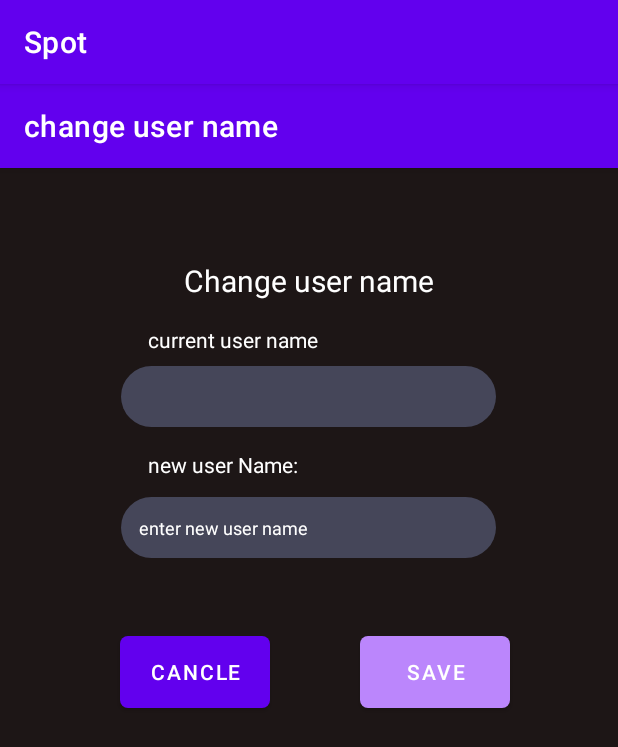
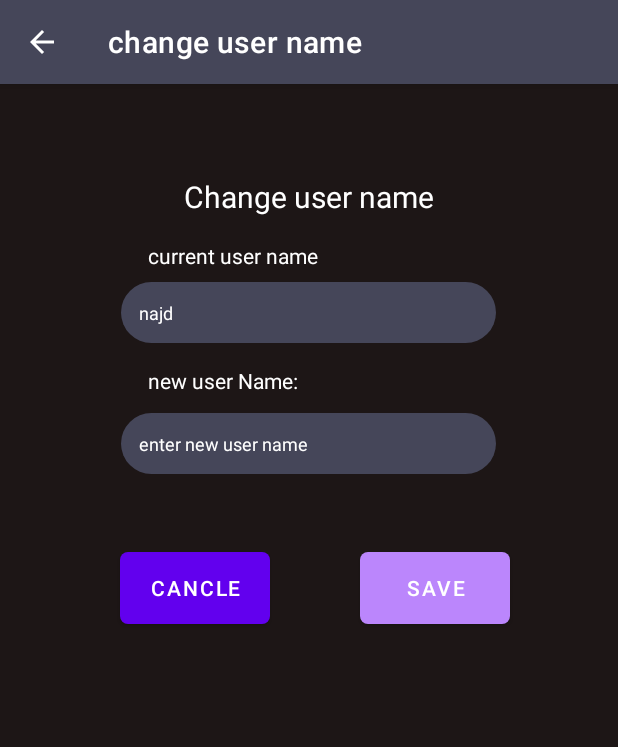
Before and after one commit to plateauh/SpotV2, an Android app: the ChangeUsernameActivity screen opened directly, with no data from a screen before it, on a phone screen of 412 x 824 dp. Shown: the top 747 px of the screen. Run offline under Robolectric (Android 15) with nearby library versions, the phone set to English and light mode, and no system bars.

Commit message:
bug fixes

```diff
--- a/app/src/main/java/com/example/spotv2/ChangeUsernameActivity.java
+++ b/app/src/main/java/com/example/spotv2/ChangeUsernameActivity.java
@@ -6,10 +6,13 @@ import android.os.Bundle;
 import com.google.android.material.floatingactionbutton.FloatingActionButton;
 import com.google.android.material.snackbar.Snackbar;
 
+import androidx.annotation.NonNull;
+import androidx.appcompat.app.ActionBar;
 import androidx.appcompat.app.AlertDialog;
 import androidx.appcompat.app.AppCompatActivity;
 import androidx.appcompat.widget.Toolbar;
 
+import android.view.MenuItem;
 import android.view.View;
 import android.widget.Button;
 import android.widget.EditText;
@@ -32,6 +35,8 @@ public class ChangeUsernameActivity extends AppCompatActivity {
         setContentView(R.layout.activity_change_username);
         Toolbar toolbar = findViewById(R.id.toolbar);
         setSupportActionBar(toolbar);
+        ActionBar actionBar = getSupportActionBar();
+        actionBar.setDisplayHomeAsUpEnabled(true);
 
         username = findViewById(R.id.Username);
         newUsername = findViewById(R.id.newUsername);
@@ -39,6 +44,7 @@ public class ChangeUsernameActivity extends AppCompatActivity {
         changeUsernameButton = findViewById(R.id.changeUsernameButton);
         DB = new database(this);
 
+        username.setText("najd");
         DialogsBuilder();
 
         changeUsernameButton.setOnClickListener(new View.OnClickListener() {
@@ -107,4 +113,14 @@ public class ChangeUsernameActivity extends AppCompatActivity {
 
     }
 
+    @Override
+    public boolean onOptionsItemSelected(@NonNull MenuItem item) {
+        switch (item.getItemId()) {
+            case android.R.id.home:
+                this.finish();
+                return true;
+        }
+        return super.onOptionsItemSelected(item);
+    }
+
 }
--- a/app/src/main/java/com/example/spotv2/database.java
+++ b/app/src/main/java/com/example/spotv2/database.java
@@ -275,4 +275,5 @@ public class database extends SQLiteOpenHelper {
 
 
 
+
 }
--- a/app/src/main/res/layout/activity_change_password.xml
+++ b/app/src/main/res/layout/activity_change_password.xml
@@ -17,7 +17,7 @@
             android:id="@+id/toolbar"
             android:layout_width="match_parent"
             android:layout_height="?attr/actionBarSize"
-            android:background="?attr/colorPrimary"
+            android:background="@color/purple_app_bar"
             app:popupTheme="@style/Theme.Spot.PopupOverlay" />
 
     </com.google.android.material.appbar.AppBarLayout>
--- a/app/src/main/res/layout/activity_change_username.xml
+++ b/app/src/main/res/layout/activity_change_username.xml
@@ -17,7 +17,7 @@
             app:title="@string/changeUserName"
             android:layout_width="match_parent"
             android:layout_height="?attr/actionBarSize"
-            android:background="?attr/colorPrimary"
+            android:background="@color/purple_app_bar"
             app:popupTheme="@style/Theme.Spot.PopupOverlay" />
 
     </com.google.android.material.appbar.AppBarLayout>
--- a/app/src/main/res/layout/activity_settings.xml
+++ b/app/src/main/res/layout/activity_settings.xml
@@ -18,7 +18,7 @@
             app:title="Settings"
             android:layout_width="match_parent"
             android:layout_height="?attr/actionBarSize"
-            android:background="?attr/colorPrimary"
+            android:background="@color/purple_app_bar"
             app:popupTheme="@style/Theme.Spot.PopupOverlay" />
 
     </com.google.android.material.appbar.AppBarLayout>
--- a/app/src/main/res/values/themes.xml
+++ b/app/src/main/res/values/themes.xml
@@ -10,9 +10,15 @@
         <item name="colorSecondaryVariant">@color/teal_700</item>
         <item name="colorOnSecondary">@color/black</item>
         <!-- Status bar color. -->
-        <item name="android:statusBarColor" tools:targetApi="l">?attr/colorPrimaryVariant</item>
+        <item name="android:statusBarColor" tools:targetApi="l">@color/purple_app_bar</item>
         <!-- Customize your theme here. -->
     </style>
+
+    <style name="Theme.Spot.NoActionBar">
+        <item name="windowActionBar">false</item>
+        <item name="windowNoTitle">true</item>
+    </style>
+
     <style name="Theme.Spot.AppBarOverlay" parent="ThemeOverlay.AppCompat.Dark.ActionBar" />
     <style name="Theme.Spot.PopupOverlay" parent="ThemeOverlay.AppCompat.Light" />
 </resources>
```
Also changed, not shown: app/src/main/AndroidManifest.xml (+8 -4 lines), app/src/main/java/com/example/spotv2/ChangePasswordActivity.java (+16 -0 lines), app/src/main/java/com/example/spotv2/SettingsActivity.java (+33 -10 lines).
